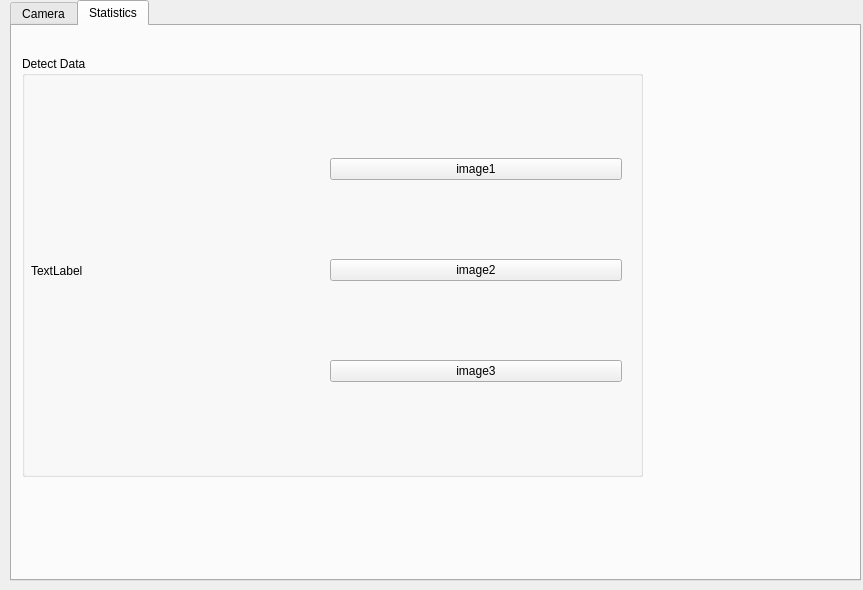
Above: secdialog.ui from idhpaul/3TIPS_CCTV_QT before the change. Below: the same form after it.
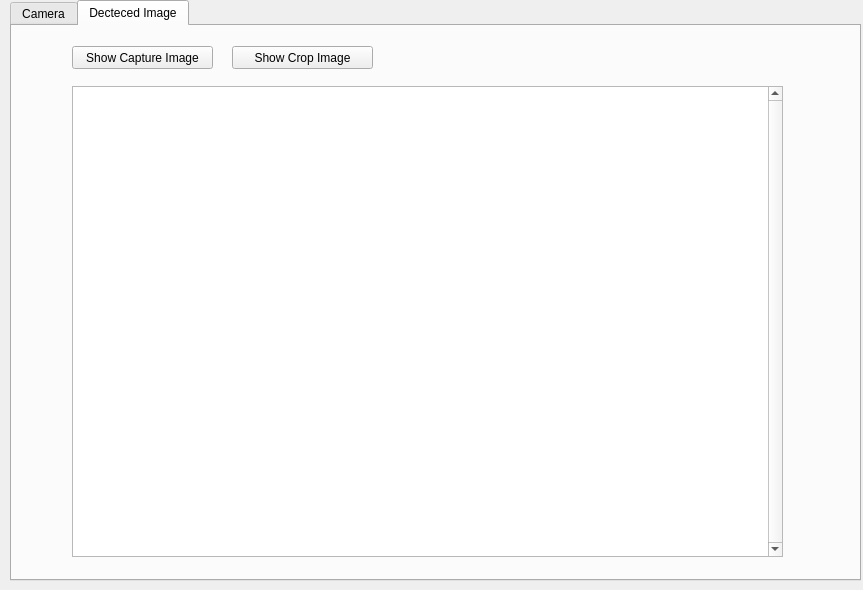
That is the form after the change. The open tabs and pages were chosen to show the change. Icons and pictures are not drawn.

Patch:
```diff
--- a/secdialog.ui
+++ b/secdialog.ui
@@ -121,67 +121,52 @@
    </widget>
    <widget class="QWidget" name="tab_statistics">
     <attribute name="title">
-     <string>Statistics</string>
+     <string>Decteced Image</string>
     </attribute>
-    <widget class="QGroupBox" name="groupBox">
+    <widget class="QListWidget" name="listWidget">
      <property name="geometry">
       <rect>
-       <x>10</x>
-       <y>30</y>
-       <width>621</width>
-       <height>421</height>
+       <x>60</x>
+       <y>60</y>
+       <width>711</width>
+       <height>471</height>
       </rect>
      </property>
-     <property name="title">
-      <string>Detect Data</string>
+     <property name="verticalScrollBarPolicy">
+      <enum>Qt::ScrollBarAlwaysOn</enum>
      </property>
-     <widget class="QWidget" name="horizontalLayoutWidget">
-      <property name="geometry">
-       <rect>
-        <x>9</x>
-        <y>29</y>
-        <width>591</width>
-        <height>371</height>
-       </rect>
-      </property>
-      <layout class="QHBoxLayout" name="horizontalLayout">
-       <item>
-        <widget class="QLabel" name="label_downloadimage">
-         <property name="text">
-          <string>TextLabel</string>
-         </property>
-         <property name="scaledContents">
-          <bool>true</bool>
-         </property>
-        </widget>
-       </item>
-       <item>
-        <layout class="QVBoxLayout" name="verticalLayout">
-         <item>
-          <widget class="QPushButton" name="pushButton">
-           <property name="text">
-            <string>image1</string>
-           </property>
-          </widget>
-         </item>
-         <item>
-          <widget class="QPushButton" name="pushButton_2">
-           <property name="text">
-            <string>image2</string>
-           </property>
-          </widget>
-         </item>
-         <item>
-          <widget class="QPushButton" name="pushButton_3">
-           <property name="text">
-            <string>image3</string>
-           </property>
-          </widget>
-         </item>
-        </layout>
-       </item>
-      </layout>
-     </widget>
+     <property name="resizeMode">
+      <enum>QListView::Adjust</enum>
+     </property>
+     <property name="viewMode">
+      <enum>QListView::IconMode</enum>
+     </property>
+    </widget>
+    <widget class="QPushButton" name="Button_Capture_Image">
+     <property name="geometry">
+      <rect>
+       <x>60</x>
+       <y>20</y>
+       <width>141</width>
+       <height>23</height>
+      </rect>
+     </property>
+     <property name="text">
+      <string>Show Capture Image</string>
+     </property>
+    </widget>
+    <widget class="QPushButton" name="Button_Crop_Image">
+     <property name="geometry">
+      <rect>
+       <x>220</x>
+       <y>20</y>
+       <width>141</width>
+       <height>23</height>
+      </rect>
+     </property>
+     <property name="text">
+      <string>Show Crop Image</string>
+     </property>
     </widget>
    </widget>
   </widget>
```
Left out of the diff: 82 changed lines with no effect on the pictures.
